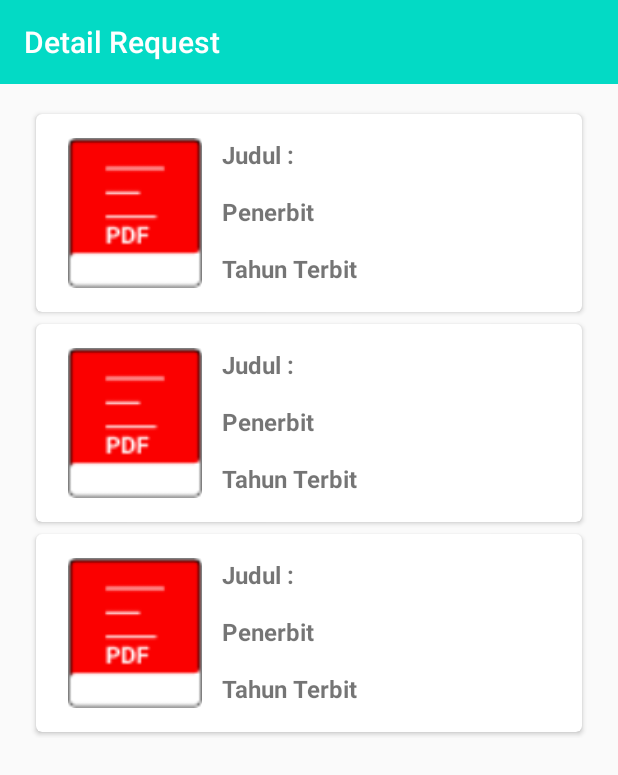
After one commit to dominikusvieri/androidPharos, an Android app: the layout activity_detail_jurnal_by_id.xml on its own in the app's theme, with its tools: preview values and no code run, on a phone screen of 412 x 824 dp. The commit adds this screen. Shown: the top 775 px of the screen. Run offline under Robolectric (Android 15) with nearby library versions, the phone set to English and light mode, and no system bars.

Commit message:
Clear minus detail request

```diff
--- a/app/src/main/AndroidManifest.xml
+++ b/app/src/main/AndroidManifest.xml
@@ -13,6 +13,9 @@
         android:supportsRtl="true"
         android:theme="@style/Theme.EJurnal"
         android:usesCleartextTraffic="true">
+        <activity
+            android:name=".activity.DetailJurnalByIdActivity"
+            android:exported="false" />
         <activity
             android:name=".activity.DetailJurnalActivity"
             android:exported="false" />
--- a/app/src/main/java/com/smartdev/ejurnal/adapter/ShowArticleByIDAdapter.kt
+++ b/app/src/main/java/com/smartdev/ejurnal/adapter/ShowArticleByIDAdapter.kt
@@ -8,6 +8,7 @@ import android.view.ViewGroup
 import androidx.recyclerview.widget.RecyclerView
 import com.smartdev.ejurnal.R
 import com.smartdev.ejurnal.activity.DetailJurnalActivity
+import com.smartdev.ejurnal.activity.DetailJurnalByIdActivity
 import com.smartdev.ejurnal.data.DataItem
 import com.smartdev.ejurnal.data.DataJurnal
 import com.squareup.picasso.Picasso
@@ -26,7 +27,7 @@ class ShowArticleByUserIDAdapter (var articleList:List<DataJurnal> = ArrayList()
             itemView.tv_tanggal_update.text = dateUpdate.replace("T", "      ").replace("+07:00", "")
             Picasso.get().load(article.image).placeholder(R.drawable.jurnal_icon).into(itemView.img_jurnal_photo)
             itemView.img_jurnal_photo.setOnClickListener {
-                val intent = Intent(activity, DetailJurnalActivity::class.java)
+                val intent = Intent(activity, DetailJurnalByIdActivity::class.java)
                 intent.putExtra("JurnalID",article.id)
                 activity.startActivity(intent)
             }
--- a/app/src/main/java/com/smartdev/ejurnal/api/ApiShowJurnal.kt
+++ b/app/src/main/java/com/smartdev/ejurnal/api/ApiShowJurnal.kt
@@ -42,7 +42,10 @@ class ApiShowJurnal {
     fun getShowSearchJurnal(judul: String):Call<ResponseJurnal>{
         Log.d("Return", judul.toString())
         return showJurnalInterface.getJudulArticle(judul)
+    }
 
+    fun getDetailRequestJurnal(request_id:Int):Call<ResponseRequestById>{
+        return showJurnalInterface.getArticleByRequest(request_id)
     }
 
 }
--- a/app/src/main/java/com/smartdev/ejurnal/api/InterfaceApiShowJurnal.kt
+++ b/app/src/main/java/com/smartdev/ejurnal/api/InterfaceApiShowJurnal.kt
@@ -28,4 +28,9 @@ interface InterfaceApiShowJurnal {
     fun getJudulArticle(
         @Query("judul") judul: String
     ):Call<ResponseJurnal>
+
+    @GET("articles?")
+    fun getArticleByRequest(
+        @Query("requestID") request_id:Int
+    ):Call<ResponseRequestById>
 }
--- a/app/src/main/java/com/smartdev/ejurnal/fragment/ListJurnalFragment.kt
+++ b/app/src/main/java/com/smartdev/ejurnal/fragment/ListJurnalFragment.kt
@@ -28,8 +28,6 @@ class ListJurnalFragment : Fragment() {
     private lateinit var showArticleAdapter: ShowArticleAdapter
     private lateinit var viewManager: RecyclerView.LayoutManager
     private lateinit var newsViewModel: NewsViewModel
-    private lateinit var viewAdapter: RecyclerView.Adapter<*>
-    private lateinit var recyclerView: RecyclerView
     override fun onCreateView(
         inflater: LayoutInflater, container: ViewGroup?,
         savedInstanceState: Bundle?,
--- /dev/null
+++ b/app/src/main/res/layout/activity_detail_jurnal_by_id.xml
@@ -0,0 +1,31 @@
+<?xml version="1.0" encoding="utf-8"?>
+<androidx.constraintlayout.widget.ConstraintLayout xmlns:android="http://schemas.android.com/apk/res/android"
+    xmlns:tools="http://schemas.android.com/tools"
+    android:layout_width="match_parent"
+    android:layout_height="match_parent"
+    xmlns:app="http://schemas.android.com/apk/res-auto"
+    tools:context=".activity.DetailJurnalByIdActivity">
+
+    <androidx.appcompat.widget.Toolbar
+        android:id="@+id/toolbar"
+        android:layout_width="match_parent"
+        android:layout_height="wrap_content"
+        android:background="@color/teal_200"
+        app:title="Detail Request"
+        app:titleTextColor="@color/white"
+        android:minHeight="?attr/actionBarSize"
+        tools:ignore="MissingConstraints" />
+
+    <androidx.recyclerview.widget.RecyclerView
+        android:id="@+id/rv_detailRequest"
+        android:layout_width="match_parent"
+        android:layout_height="wrap_content"
+        android:layout_margin="16dp"
+        app:layout_constraintEnd_toEndOf="parent"
+        app:layout_constraintStart_toStartOf="parent"
+        app:layout_constraintTop_toBottomOf="@+id/toolbar"
+        tools:listitem="@layout/card_list_jurnal" />
+
+
+
+</androidx.constraintlayout.widget.ConstraintLayout>
```
Also changed, not shown: app/src/main/java/com/smartdev/ejurnal/activity/DetailJurnalByIdActivity.kt (added, +55 -0 lines), app/src/main/java/com/smartdev/ejurnal/adapter/DetailRequestAdapter.kt (added, +51 -0 lines), app/src/main/java/com/smartdev/ejurnal/data/ResponseRequestById.kt (added, +57 -0 lines).
